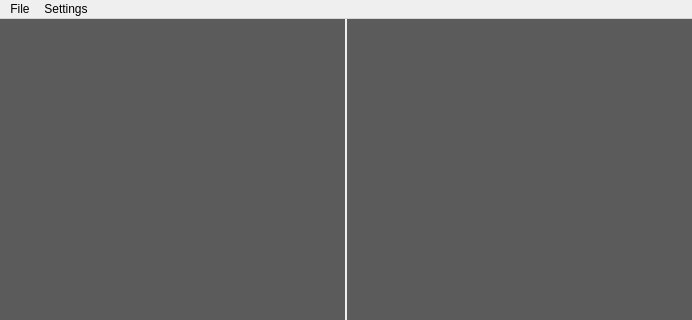
Qt form NoobaFE/Forms/MainWindow.ui (noobavss/NoobaVSS) before a commit; both pictures show x 0 to 692 and y 0 to 320 of the 692 by 504 pixel window.
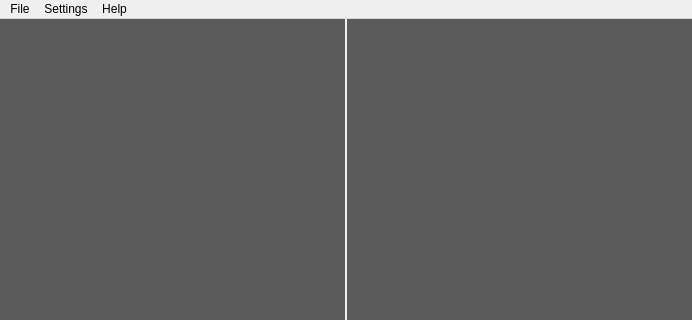
The same form after that commit.

Diff of the .ui file:
```diff
--- a/NoobaFE/Forms/MainWindow.ui
+++ b/NoobaFE/Forms/MainWindow.ui
@@ -94,7 +94,7 @@
      <x>0</x>
      <y>0</y>
      <width>692</width>
-     <height>21</height>
+     <height>25</height>
     </rect>
    </property>
    <widget class="QMenu" name="menuFile">
@@ -110,8 +110,15 @@
     </property>
     <addaction name="actionPlugins"/>
    </widget>
+   <widget class="QMenu" name="menuHelp">
+    <property name="title">
+     <string>Help</string>
+    </property>
+    <addaction name="actionAbout_NoobaVSS"/>
+   </widget>
    <addaction name="menuFile"/>
    <addaction name="menuImage"/>
+   <addaction name="menuHelp"/>
   </widget>
   <widget class="QStatusBar" name="statusBar"/>
   <action name="actionOpen">
```
Left out of the diff: 5 changed lines with no effect on the pictures.
